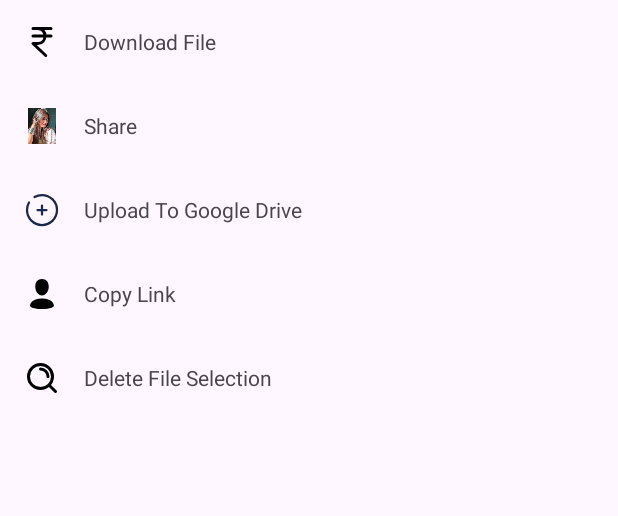
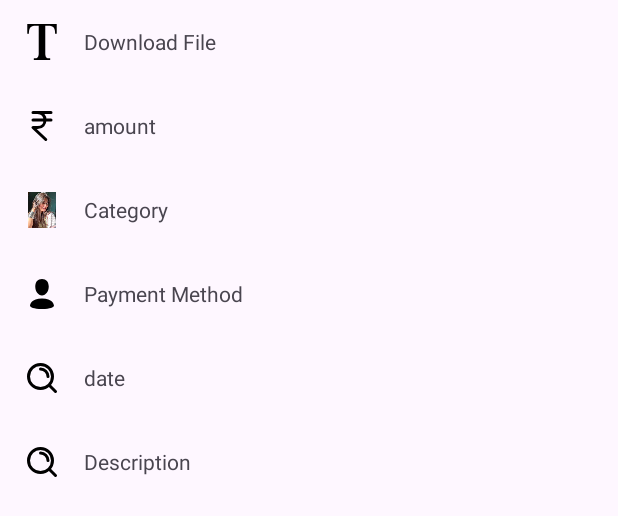
Before and after one commit to abhinav3254/pennypal, an Android app: the layout fragment_bottom_sheet.xml on its own in the app's theme, with its tools: preview values and no code run, on a phone screen of 412 x 824 dp. Shown: the top 516 px of the screen. Run offline under Robolectric (Android 15) with nearby library versions, the phone set to English and light mode, and no system bars.

Commit message:
expense transfer

```diff
--- a/app/src/main/java/com/example/pennypal/recyclerview/MyAdapter.java
+++ b/app/src/main/java/com/example/pennypal/recyclerview/MyAdapter.java
@@ -141,8 +141,21 @@ public class MyAdapter extends RecyclerView.Adapter<MyAdapter.ViewHolder> {
             LinearLayout download = bottomSheetDialog.findViewById(R.id.download);
             LinearLayout delete = bottomSheetDialog.findViewById(R.id.delete);
 
-            TextView downloadText = bottomSheetDialog.findViewById(R.id.downloadText);
+            TextView downloadText = bottomSheetDialog.findViewById(R.id.titleText);
+            TextView amount = bottomSheetDialog.findViewById(R.id.amount);
+            TextView category = bottomSheetDialog.findViewById(R.id.category);
+            TextView paymentMethod = bottomSheetDialog.findViewById(R.id.paymentMethod);
+            TextView date = bottomSheetDialog.findViewById(R.id.date);
+            TextView description = bottomSheetDialog.findViewById(R.id.description);
+
+
             downloadText.setText(expense.getTitle());
+            amount.setText(expense.getAmount().toString());
+            category.setText(expense.getCategory());
+            paymentMethod.setText(expense.getPaymentMethod());
+            date.setText(expense.getDate().toString());
+            description.setText(expense.getDescription());
+
 
             // Show the bottom sheet dialog
             bottomSheetDialog.show();
--- a/app/src/main/res/layout/fragment_bottom_sheet.xml
+++ b/app/src/main/res/layout/fragment_bottom_sheet.xml
@@ -15,11 +15,11 @@
         <ImageView
             android:layout_width="24dp"
             android:layout_height="24dp"
-            android:src="@drawable/currency"
+            android:src="@drawable/title"
             android:layout_margin="8dp"/>
 
         <TextView
-            android:id="@+id/downloadText"
+            android:id="@+id/titleText"
             android:layout_width="wrap_content"
             android:layout_height="wrap_content"
             android:text="Download File"
@@ -38,13 +38,14 @@
         <ImageView
             android:layout_width="24dp"
             android:layout_height="24dp"
-            android:src="@drawable/krati"
+            android:src="@drawable/currency"
             android:layout_margin="8dp"/>
 
         <TextView
+            android:id="@+id/amount"
             android:layout_width="wrap_content"
             android:layout_height="wrap_content"
-            android:text="Share"
+            android:text="amount"
             android:layout_gravity="center_vertical"
             android:padding="8dp"/>
 
@@ -61,13 +62,14 @@
         <ImageView
             android:layout_width="24dp"
             android:layout_height="24dp"
-            android:src="@drawable/add"
+            android:src="@drawable/krati"
             android:layout_margin="8dp"/>
 
         <TextView
+            android:id="@+id/category"
             android:layout_width="wrap_content"
             android:layout_height="wrap_content"
-            android:text="Upload To Google Drive"
+            android:text="Category"
             android:layout_gravity="center_vertical"
             android:padding="8dp"/>
 
@@ -88,9 +90,10 @@
             android:layout_margin="8dp"/>
 
         <TextView
+            android:id="@+id/paymentMethod"
             android:layout_width="wrap_content"
             android:layout_height="wrap_content"
-            android:text="Copy Link"
+            android:text="Payment Method"
             android:layout_gravity="center_vertical"
             android:padding="8dp"/>
     </LinearLayout>
@@ -110,10 +113,41 @@
             android:layout_margin="8dp"/>
 
         <TextView
+            android:id="@+id/date"
             android:layout_width="wrap_content"
             android:layout_height="wrap_content"
-            android:text="Delete File Selection"
+            android:text="date"
             android:layout_gravity="center_vertical"
             android:padding="8dp"/>
     </LinearLayout>
+
+    <LinearLayout
+        android:layout_width="match_parent"
+        android:layout_height="wrap_content"
+        android:orientation="horizontal"
+        android:id="@+id/descLayout"
+        android:background="?android:attr/selectableItemBackground"
+        android:padding="8dp">
+
+        <ImageView
+            android:layout_width="24dp"
+            android:layout_height="24dp"
+            android:src="@drawable/search"
+            android:layout_margin="8dp"/>
+
+        <TextView
+            android:id="@+id/description"
+            android:layout_width="wrap_content"
+            android:layout_height="wrap_content"
+            android:text="Description"
+            android:layout_gravity="center_vertical"
+            android:padding="8dp"/>
+    </LinearLayout>
+
+
+    <LinearLayout
+        android:layout_width="match_parent"
+        android:layout_height="40dp"/>
+
+
 </LinearLayout>
```
